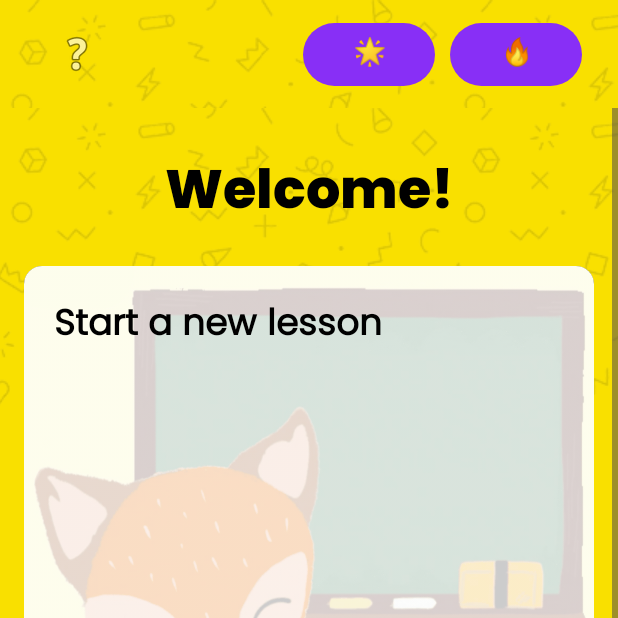
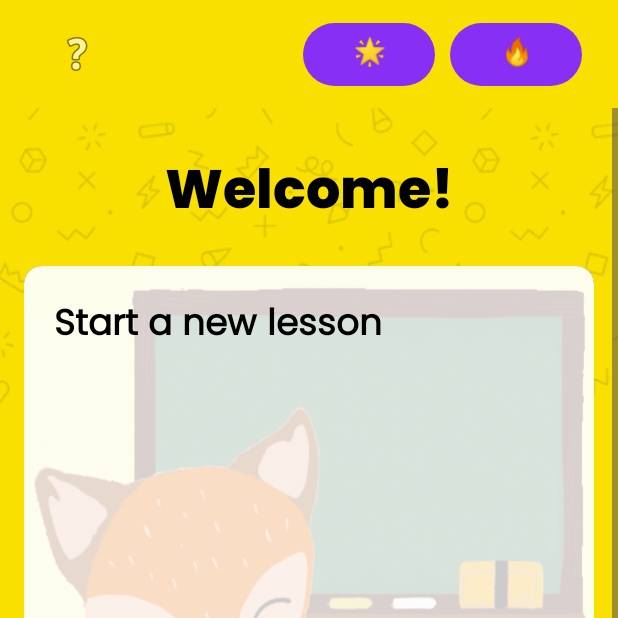
Before and after one commit to shan-liory/EduApp, an Android app: the HomeFragment screen opened directly, with no data from a screen before it, on a phone screen of 412 x 824 dp, the top half of it. Run offline under Robolectric (Android 15) with nearby library versions, the phone set to English and light mode, and no system bars; our stand-ins replace Firebase (no records; nobody signed in at launch, a user with empty details on screens opened directly), Picasso, navigation-ui; pictures from the network do not load; Roboto replaces fonts that are not available here.

Commit message:
Update bground image again

```diff
--- a/app/src/main/res/layout/fragment_home.xml
+++ b/app/src/main/res/layout/fragment_home.xml
@@ -13,8 +13,7 @@
             android:layout_width="match_parent"
             android:layout_height="wrap_content"
             android:paddingVertical="10dp"
-            android:paddingHorizontal="8dp"
-            style="@style/layout_bground">
+            android:paddingHorizontal="8dp">
 
             <ImageButton
                 android:id="@+id/guide_btn"
```
Also changed, not shown: app/src/main/res/drawable/bg_img_dark.png.
